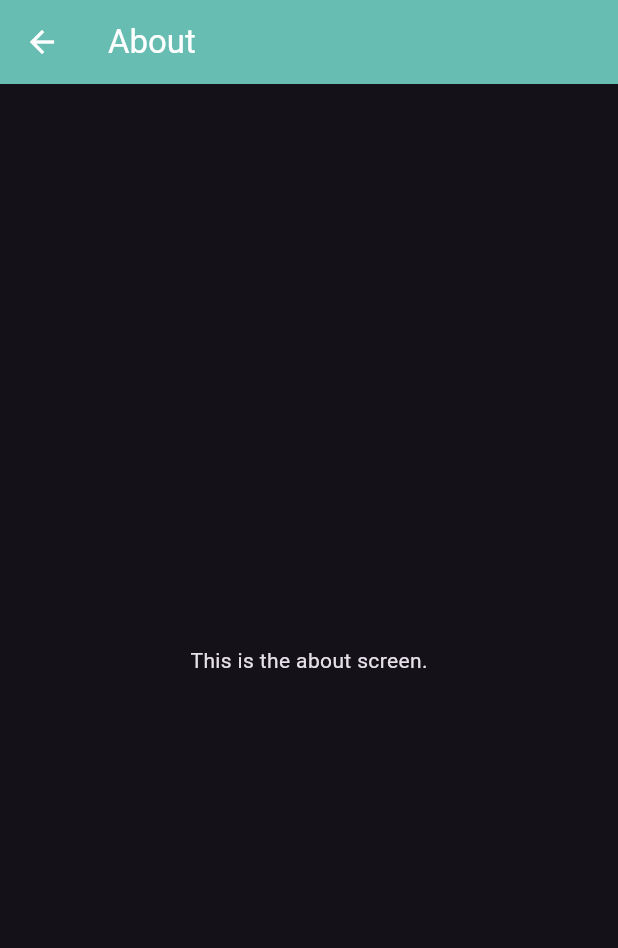
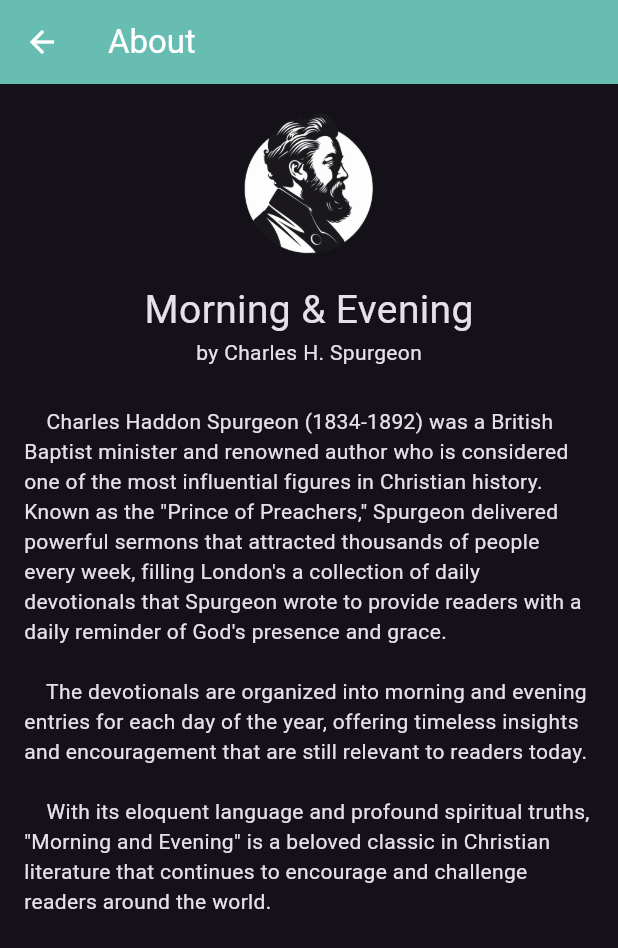
Before and after one commit to jarrodwhitley/flutter_m_e, a Flutter app: the AboutScreen screen opened directly, on a phone screen of 412 x 824 dp. Shown: the top 948 px of the screen. Run offline on Flutter 3.47's test engine with Material 3 defaults, Android fonts, the light colour scheme and no system bars; our stand-ins replace shared_preferences; accounts and stored records are empty.

Commit message:
setup about and notifications pages

```diff
--- /dev/null
+++ b/devtools_options.yaml
@@ -0,0 +1,3 @@
+description: This file stores settings for Dart & Flutter DevTools.
+documentation: https://docs.flutter.dev/tools/devtools/extensions#configure-extension-enablement-states
+extensions:
--- a/lib/src/screens/about.dart
+++ b/lib/src/screens/about.dart
@@ -25,8 +25,35 @@ class AboutScreen extends StatelessWidget {
           },
         ),
       ),
-      body: const Center(
-        child: Text('This is the about screen.'),
+      body: Column(
+        children: [
+          Padding(
+            padding: const EdgeInsets.all(16.0),
+            child: Image.asset(
+              'lib/src/assets/images/spurgeon_icon.png',
+              height: 100,
+              fit: BoxFit.contain,
+            ),
+          ),
+          const Text(
+            'Morning & Evening',
+            style: TextStyle(
+              fontSize: 26,
+              fontWeight: FontWeight.w400,
+            ),
+          ),
+          const Text('by Charles H. Spurgeon'),
+          const SizedBox(height: 10),
+          const Expanded(
+            child: Padding(
+              padding: EdgeInsets.all(16.0),
+              child: SingleChildScrollView(
+                child: Text(
+                    '    Charles Haddon Spurgeon (1834-1892) was a British Baptist minister and renowned author who is considered one of the most influential figures in Christian history. Known as the "Prince of Preachers," Spurgeon delivered powerful sermons that attracted thousands of people every week, filling London\'s a collection of daily devotionals that Spurgeon wrote to provide readers with a daily reminder of God\'s presence and grace.\n\n    The devotionals are organized into morning and evening entries for each day of the year, offering timeless insights and encouragement that are still relevant to readers today.\n\n    With its eloquent language and profound spiritual truths, "Morning and Evening" is a beloved classic in Christian literature that continues to encourage and challenge readers around the world.'),
+              ),
+            ),
+          ),
+        ],
       ),
     );
   }
--- a/pubspec.yaml
+++ b/pubspec.yaml
@@ -16,6 +16,7 @@ dependencies:
     sdk: flutter
   intl: ^0.19.0
   url_launcher: ^6.3.1
+  shared_preferences: ^2.1.0
 
 dev_dependencies:
   flutter_test:
@@ -31,5 +32,4 @@ flutter:
 
   assets:
     # Add assets from the images directory to the application.
-    - lib/src/assets/images/morning_bg.png
-    - lib/src/assets/images/evening_bg.png
+    - lib/src/assets/images/
```
Also changed, not shown: lib/src/screens/drawer.dart (+17 -3 lines), lib/src/screens/notifications.dart (added, +165 -0 lines), lib/src/assets/images/spurgeon_icon.png (added), pubspec.lock, 2 other files.
